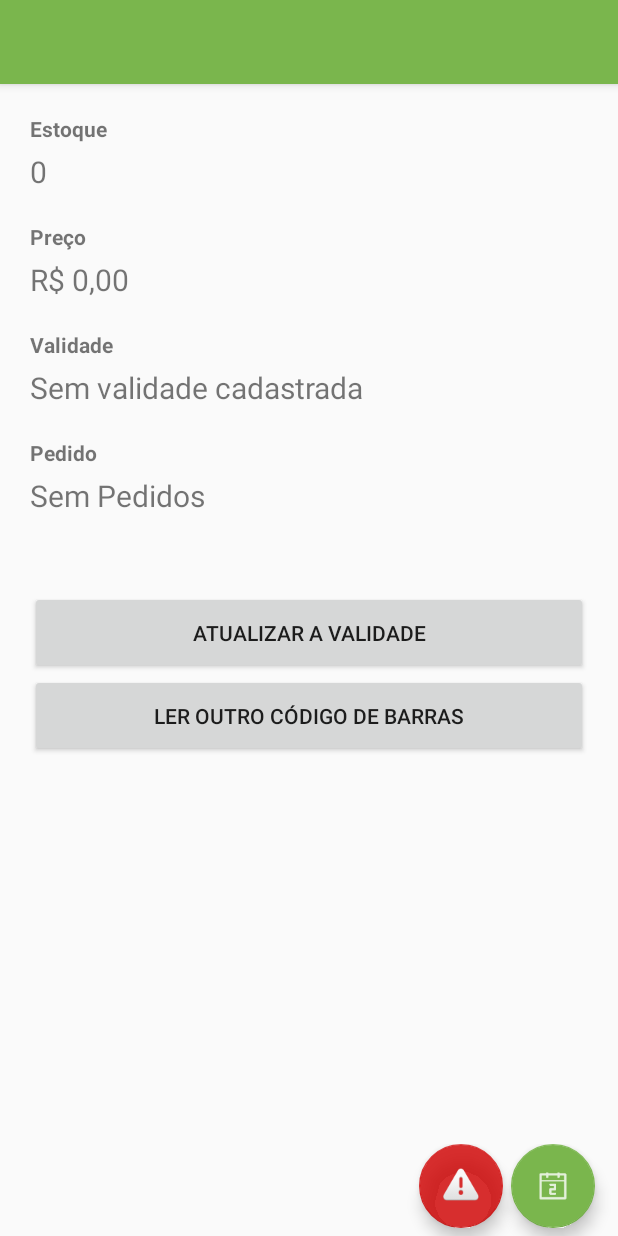
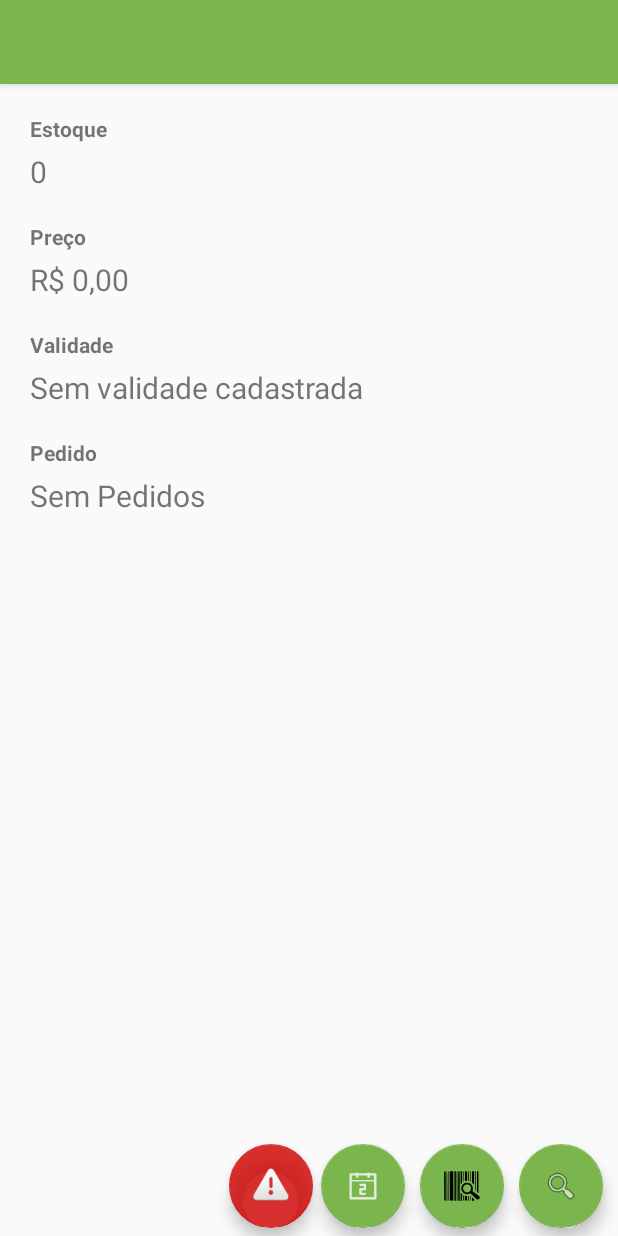
Before and after one commit to ErickjrSantos/GOPP, an Android app: the ScanActivity screen opened directly, with no data from a screen before it, on a phone screen of 412 x 824 dp. Run offline under Robolectric (Android 15) with nearby library versions, the phone set to English and light mode, and no system bars.

Commit message:
Adicionando mais funcoes ao menu

```diff
--- a/app/src/main/java/com/example/admin/estoquescan/ScanActivity.java
+++ b/app/src/main/java/com/example/admin/estoquescan/ScanActivity.java
@@ -1,4 +1,5 @@
 package com.example.admin.estoquescan;
+import android.app.Dialog;
 import android.content.Intent;
 import android.os.Bundle;
 import android.support.design.widget.FloatingActionButton;
@@ -7,6 +8,7 @@ import android.support.v7.app.AppCompatActivity;
 import android.view.View;
 import android.view.View.OnClickListener;
 import android.widget.Button;
+import android.widget.EditText;
 import android.widget.TextView;
 
 import com.example.admin.estoquescan.Classes.Flags;
@@ -29,9 +31,13 @@ public class ScanActivity extends AppCompatActivity implements OnClickListener {
         setContentView(R.layout.activity_scan);
         txtPreco = (TextView) findViewById(R.id.textPreco);
         txtEstoque = (TextView) findViewById(R.id.textEstoque);
-        Button scanBtn = (Button) findViewById(R.id.scan_button);
+
         FloatingActionButton btn = (FloatingActionButton) findViewById(R.id.btnAlert);
-        scanBtn.setOnClickListener(this);
+        btn.setOnClickListener(this);
+        FloatingActionButton btnScan = (FloatingActionButton) findViewById(R.id.btnScan);
+        btnScan.setOnClickListener(this);
+        FloatingActionButton btnSearch = (FloatingActionButton) findViewById(R.id.btnPesquisa);
+        btnSearch.setOnClickListener(this);
 
 //        if(flags.isFirstScan()) {
 //            IntentIntegrator scanIntegrator = new IntentIntegrator(this);
@@ -41,11 +47,17 @@ public class ScanActivity extends AppCompatActivity implements OnClickListener {
     }
 
     public void onClick(View v){
-        if( v.getId() == R.id.scan_button ){
+        if( v.getId() == R.id.btnScan ){
             IntentIntegrator scanIntegrator = new IntentIntegrator(this);
             scanIntegrator.initiateScan();
+        }else if(v.getId()==R.id.btnAlert){
+            if(getSupportActionBar()!=null){
+                show();
+            }
         }
     }
+
+
 
     @Override
     public void onBackPressed() {
@@ -62,7 +74,14 @@ public class ScanActivity extends AppCompatActivity implements OnClickListener {
         }
     }
 
-
+    public void show(){
+        Dialog builder = new Dialog(this);
+        builder.setContentView(R.layout.scan_show_alert);
+        TextView txt = builder.findViewById(R.id.txt_comentario);
+        txt.setText(subtitulo);
+        EditText edt = builder.findViewById(R.id.edit_comentario);
+        builder.show();
+    }
 
     public void onActivityResult(int requestCode, int resultCode, Intent intent) {
         IntentResult scanningResult = IntentIntegrator.parseActivityResult(requestCode, resultCode, intent);
--- a/app/src/main/res/layout/activity_scan.xml
+++ b/app/src/main/res/layout/activity_scan.xml
@@ -86,28 +86,12 @@
                 android:textSize="@dimen/txtTextSize"
                 android:freezesText="true"/>
 
-            <Button
-                android:id="@+id/editValidade"
-                android:layout_width="match_parent"
-                android:layout_height="@dimen/heightBtn"
-                android:layout_marginTop="50sp"
-                android:text="@string/editValidade"
-                android:freezesText="true"/>
-
-            <Button
-                android:id="@+id/scan_button"
-                android:layout_width="match_parent"
-                android:layout_height="@dimen/heightBtn"
-                android:layout_marginBottom="166dp"
-                android:text="@string/scanAgain"
-                android:freezesText="true"/>
-
 
         </LinearLayout>
 
 
     </ScrollView>
-<GridLayout
+ <GridLayout
     android:layout_width="match_parent"
     android:layout_height="wrap_content"
     android:layout_gravity="bottom|end"
@@ -126,9 +110,25 @@
         android:id="@+id/btnValid"
         android:layout_width="wrap_content"
         android:layout_height="wrap_content"
-        android:layout_marginRight="15dp"
+        android:layout_marginRight="10dp"
         android:layout_marginBottom="5dp"
         android:src="@drawable/ic_gest_validade"
         app:backgroundTint="@color/colorPrimaryDark" />
-</GridLayout>
+     <android.support.design.widget.FloatingActionButton
+         android:id="@+id/btnScan"
+         android:layout_width="wrap_content"
+         android:layout_height="wrap_content"
+         android:layout_marginRight="10dp"
+         android:layout_marginBottom="5dp"
+         android:src="@drawable/ic_barcode"
+         app:backgroundTint="@color/colorPrimaryDark" />
+     <android.support.design.widget.FloatingActionButton
+         android:id="@+id/btnPesquisa"
+         android:layout_width="wrap_content"
+         android:layout_height="wrap_content"
+         android:layout_marginRight="10dp"
+         android:layout_marginBottom="5dp"
+         android:src="@android:drawable/ic_menu_search"
+         app:backgroundTint="@color/colorPrimaryDark" />
+ </GridLayout>
 </FrameLayout>
--- a/app/src/main/res/layout/app_bar_main.xml
+++ b/app/src/main/res/layout/app_bar_main.xml
@@ -29,6 +29,6 @@
         android:layout_height="wrap_content"
         android:layout_gravity="bottom|end"
         android:layout_margin="@dimen/fab_margin"
-        app:srcCompat="@android:drawable/ic_dialog_email" />
+         />
 
 </android.support.design.widget.CoordinatorLayout>
--- a/app/src/main/res/layout/content_main.xml
+++ b/app/src/main/res/layout/content_main.xml
@@ -17,4 +17,6 @@
         tools:layout_editor_absoluteX="8dp"
         android:contentDescription="@string/descriptorLogo" />
 
+    <include layout="@layout/lista_man_comentarios"/>
+
 </android.support.constraint.ConstraintLayout>
```
Also changed, not shown: app/src/main/java/com/example/admin/estoquescan/AdpterListaComentarios.java (added, +70 -0 lines), app/src/main/java/com/example/admin/estoquescan/Classes/Comentarios.java (added, +63 -0 lines), app/src/main/java/com/example/admin/estoquescan/Connection/ConnectionComentarios.java (added, +90 -0 lines), app/src/main/java/com/example/admin/estoquescan/MainActivity.java (+20 -2 lines), app/src/main/res/layout/activity_main.xml (+6 -3 lines), app/src/main/res/layout/lista_comentario_personalizado.xml (added, +65 -0 lines), app/src/main/res/layout/lista_man_comentarios.xml (added, +19 -0 lines), app/src/main/res/layout/scan_show_alert.xml (added, +30 -0 lines).
